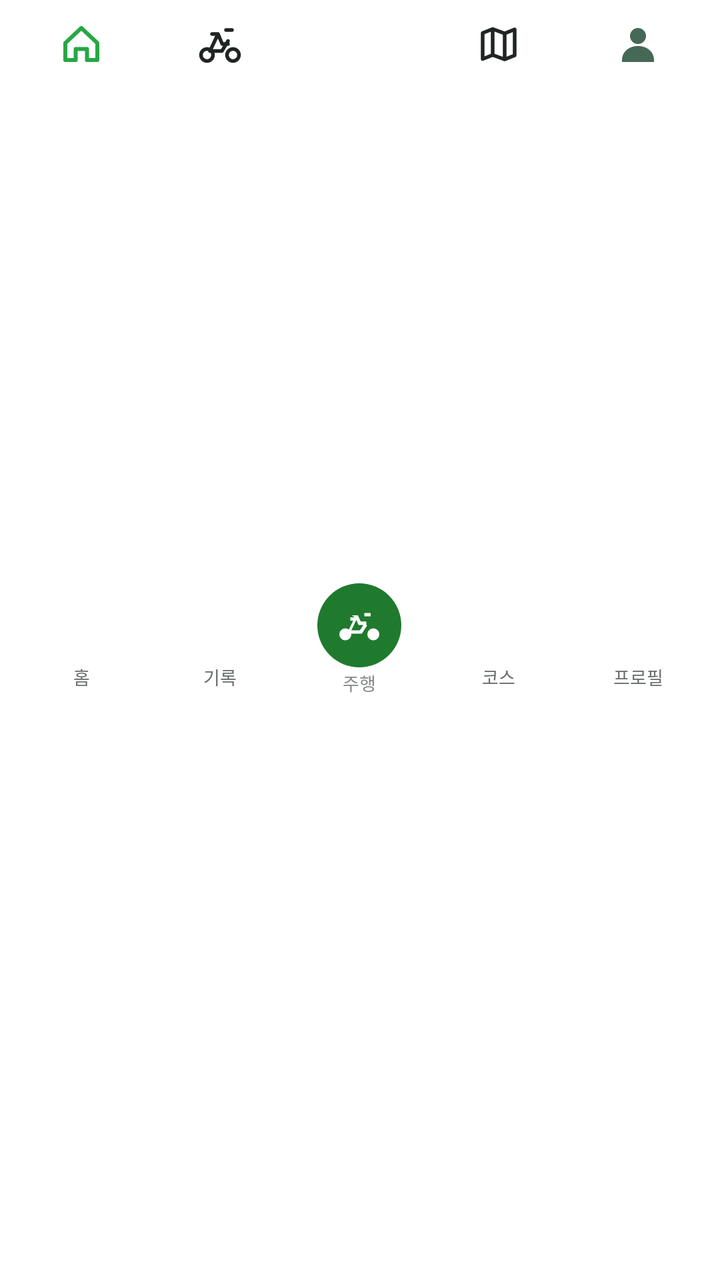
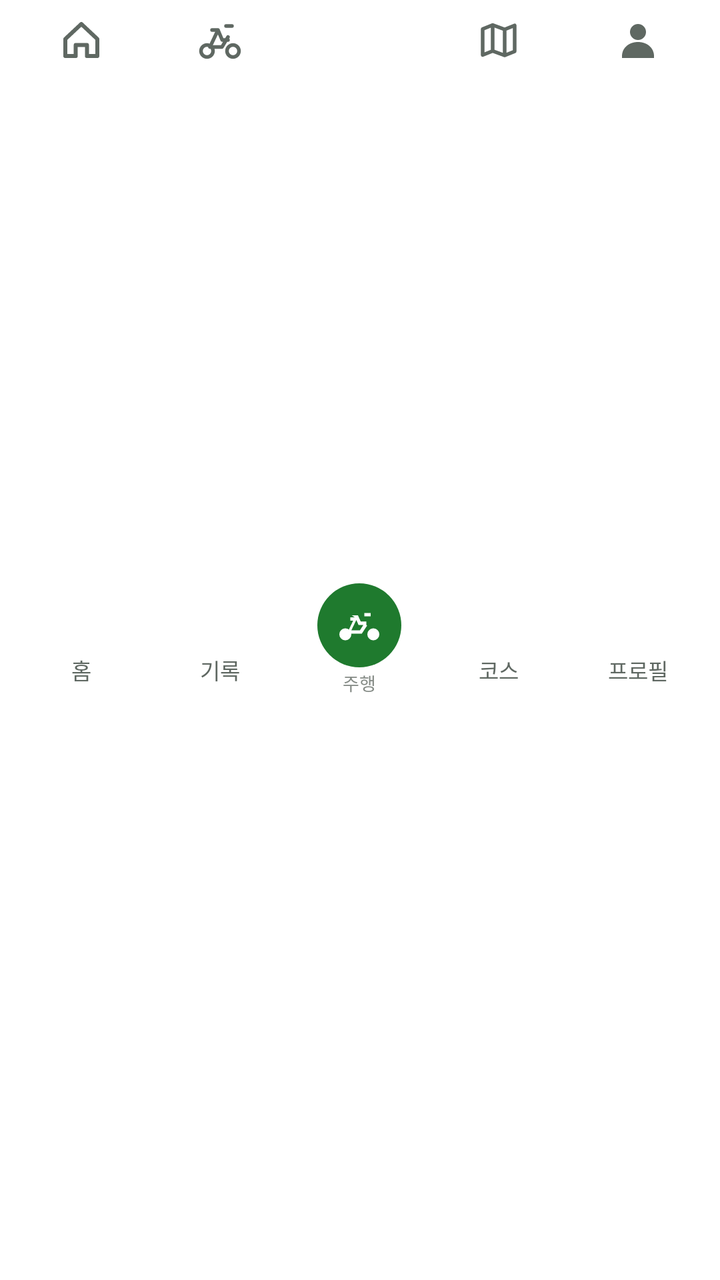

The first picture is an Android layout as it rendered before a commit; the second is the same layout after the commit. The layout source and the unified diff follow.
<!-- AndroidManifest.xml: application theme AppTheme -->
<!-- res/layout/trailgo_bottom_nav.xml -->
<?xml version="1.0" encoding="utf-8"?>
<LinearLayout xmlns:android="http://schemas.android.com/apk/res/android"
    android:layout_width="match_parent"
    android:layout_height="66dp"
    android:background="#FFFFFF"
    android:gravity="center"
    android:orientation="horizontal"
    android:paddingStart="6dp"
    android:paddingEnd="6dp">

    <TextView
        android:id="@+id/bottom_nav_home"
        style="@style/TrailGoBottomNavItem"
        android:drawableTop="@drawable/drawer_ic_home_custom"
        android:text="홈" />

    <TextView
        android:id="@+id/bottom_nav_records"
        style="@style/TrailGoBottomNavItem"
        android:drawableTop="@drawable/drawer_ic_bike_custom"
        android:text="기록" />

    <LinearLayout
        android:id="@+id/bottom_nav_ride"
        android:layout_width="0dp"
        android:layout_height="match_parent"
        android:layout_weight="1"
        android:clickable="true"
        android:focusable="true"
        android:gravity="center"
        android:orientation="vertical">

        <ImageView
            android:layout_width="42dp"
            android:layout_height="42dp"
            android:background="@drawable/trailgo_nav_ride_bg"
            android:padding="9dp"
            android:src="@drawable/profile_ic_bicycle"
            android:tint="#FFFFFF" />

        <TextView
            android:layout_width="wrap_content"
            android:layout_height="wrap_content"
            android:layout_marginTop="1dp"
            android:text="주행"
            android:textColor="#858B86"
            android:textSize="9sp" />
    </LinearLayout>

    <TextView
        android:id="@+id/bottom_nav_course"
        style="@style/TrailGoBottomNavItem"
        android:drawableTop="@drawable/drawer_ic_map_custom"
        android:text="코스" />

    <TextView
        android:id="@+id/bottom_nav_profile"
        style="@style/TrailGoBottomNavItem"
        android:drawableTop="@drawable/profile_ic_user"
        android:text="프로필" />
</LinearLayout>
<!-- resources referenced by this layout -->
<resources>
  <!-- drawable drawer_ic_home_custom (drawable) -->
  <vector xmlns:android="http://schemas.android.com/apk/res/android"
      android:width="24dp"
      android:height="24dp"
      android:viewportWidth="24"
      android:viewportHeight="24">
      <path
          android:fillColor="#00000000"
          android:pathData="M4,11.5L12,4l8,7.5V20h-5.2v-5.5H9.2V20H4z"
          android:strokeWidth="2"
          android:strokeColor="#28A745"
          android:strokeLineJoin="round"
          android:strokeLineCap="round" />
  </vector>
  <!-- drawable drawer_ic_map_custom (drawable) -->
  <vector xmlns:android="http://schemas.android.com/apk/res/android"
      android:width="24dp"
      android:height="24dp"
      android:viewportWidth="24"
      android:viewportHeight="24">
      <path
          android:fillColor="#00000000"
          android:pathData="M4,6.5l5,-2 6,2.2 5,-2v13l-5,2 -6,-2.2 -5,2zM9,4.5v13M15,6.7v13"
          android:strokeWidth="1.8"
          android:strokeColor="#202423"
          android:strokeLineJoin="round"
          android:strokeLineCap="round" />
  </vector>
  <!-- drawable profile_ic_user (drawable) -->
  <vector xmlns:android="http://schemas.android.com/apk/res/android"
      android:width="24dp"
      android:height="24dp"
      android:viewportWidth="24"
      android:viewportHeight="24">
      <path
          android:fillColor="#466957"
          android:pathData="M12,12a4,4 0,1 0,0 -8,4 4,0 0,0 0,8zM4,20c0,-4 3.4,-7 8,-7s8,3 8,7v1H4v-1z" />
  </vector>
  <!-- drawable trailgo_nav_ride_bg (drawable) -->
  <?xml version="1.0" encoding="utf-8"?>
  <shape xmlns:android="http://schemas.android.com/apk/res/android" android:shape="oval">
      <solid android:color="#1F7A2E" />
  </shape>
  <style name="TrailGoBottomNavItem">
          <item name="android:layout_width">0dp</item>
          <item name="android:layout_height">match_parent</item>
          <item name="android:layout_weight">1</item>
          <item name="android:clickable">true</item>
          <item name="android:focusable">true</item>
          <item name="android:drawablePadding">3dp</item>
          <item name="android:gravity">center</item>
          <item name="android:paddingTop">10dp</item>
          <item name="android:textColor">#666D68</item>
          <item name="android:textSize">9sp</item>
      </style>
  <style name="AppTheme" parent="Theme.AppCompat.Light.DarkActionBar">
          
          <item name="colorPrimary">@color/colorPrimary</item>
          <item name="colorPrimaryDark">@color/colorPrimaryDark</item>
          <item name="colorAccent">@color/colorAccent</item>
      </style>
  <color name="colorPrimary">#181818</color>
  <color name="colorPrimaryDark">#181818</color>
  <color name="colorAccent">#03DAC5</color>
  <!-- unchanged entries left out for length: 2 -->
</resources>

<!-- the commit's change to res/layout/trailgo_bottom_nav.xml (unified diff, before → after) -->
@@ -1,7 +1,8 @@
 <?xml version="1.0" encoding="utf-8"?>
 <LinearLayout xmlns:android="http://schemas.android.com/apk/res/android"
     android:layout_width="match_parent"
-    android:layout_height="66dp"
+    android:layout_height="wrap_content"
+    android:minHeight="64dp"
     android:background="#FFFFFF"
     android:gravity="center"
     android:orientation="horizontal"
<!-- resource entries referenced after the edit -->
@@ -47,13 +47,17 @@
           <item name="android:layout_width">0dp</item>
           <item name="android:layout_height">match_parent</item>
           <item name="android:layout_weight">1</item>
+          <item name="android:background">@drawable/trailgo_nav_item_bg</item>
           <item name="android:clickable">true</item>
+          <item name="android:drawablePadding">2dp</item>
+          <item name="android:drawableTint">@color/trailgo_nav_item</item>
           <item name="android:focusable">true</item>
-          <item name="android:drawablePadding">3dp</item>
           <item name="android:gravity">center</item>
-          <item name="android:paddingTop">10dp</item>
-          <item name="android:textColor">#666D68</item>
-          <item name="android:textSize">9sp</item>
+          <item name="android:minWidth">48dp</item>
+          <item name="android:paddingTop">8dp</item>
+          <item name="android:paddingBottom">4dp</item>
+          <item name="android:textColor">@color/trailgo_nav_item</item>
+          <item name="android:textSize">11sp</item>
       </style>
   <style name="AppTheme" parent="Theme.AppCompat.Light.DarkActionBar">
           
@@ -61,6 +65,21 @@
           <item name="colorPrimaryDark">@color/colorPrimaryDark</item>
           <item name="colorAccent">@color/colorAccent</item>
       </style>
+  <!-- drawable trailgo_nav_item_bg (drawable) -->
+  <?xml version="1.0" encoding="utf-8"?>
+  <selector xmlns:android="http://schemas.android.com/apk/res/android">
+      <item android:state_selected="true">
+          <inset android:insetLeft="6dp" android:insetTop="4dp" android:insetRight="6dp" android:insetBottom="4dp">
+              <shape android:shape="rectangle">
+                  <solid android:color="#E8F3E5" />
+                  <corners android:radius="14dp" />
+              </shape>
+          </inset>
+      </item>
+      <item>
+          <ripple android:color="#141F7A2E" />
+      </item>
+  </selector>
   <color name="colorPrimary">#181818</color>
   <color name="colorPrimaryDark">#181818</color>
   <color name="colorAccent">#03DAC5</color>
